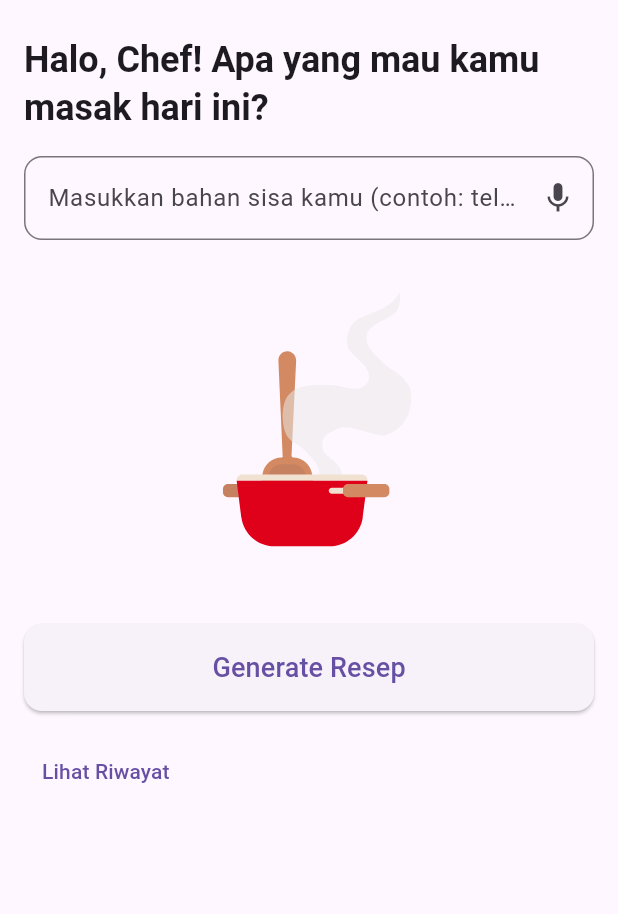
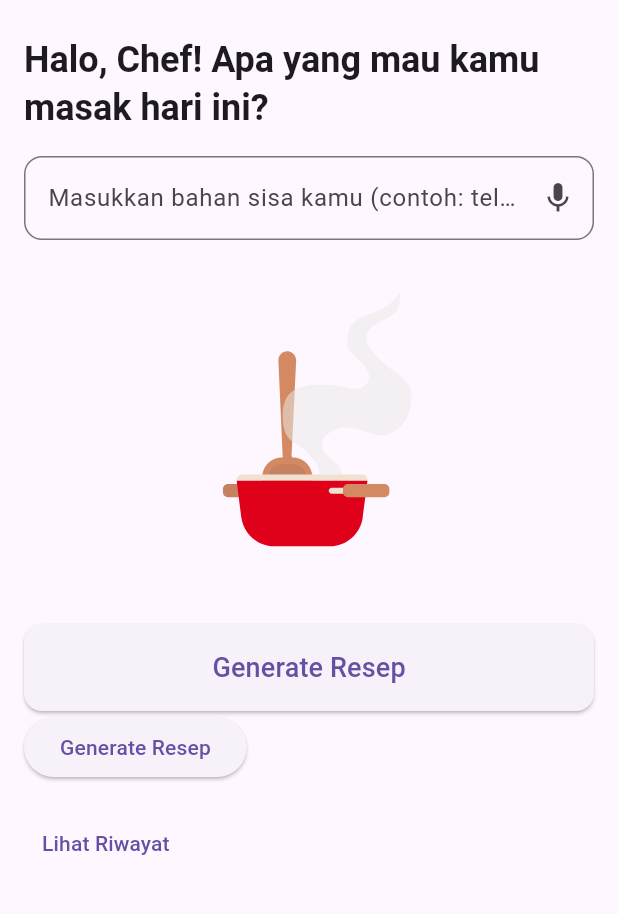
Before and after one commit to kfahmi77/pantry-chef, a Flutter app: the screen it shows after launch, after a tap on the "account circle" icon, on a phone screen of 412 x 824 dp, the part 72-986 px from its top. Run offline on Flutter 3.47's test engine with Material 3 defaults, Android fonts, the phone set to English and light mode, and no system bars; our stand-ins replace confetti, lottie; Roboto replaces fonts that are missing (Poppins).

Commit message:
ad animation

```diff
--- /dev/null
+++ b/lib/widgets/animated_button.dart
@@ -0,0 +1,61 @@
+import 'package:flutter/material.dart';
+
+class AnimatedButton extends StatefulWidget {
+  final VoidCallback onPressed;
+  final String text;
+
+  const AnimatedButton({
+    super.key,
+    required this.onPressed,
+    required this.text,
+  });
+
+  @override
+  _AnimatedButtonState createState() => _AnimatedButtonState();
+}
+
+class _AnimatedButtonState extends State<AnimatedButton>
+    with SingleTickerProviderStateMixin {
+  late AnimationController _controller;
+  late Animation<double> _scaleAnimation;
+
+  @override
+  void initState() {
+    super.initState();
+    _controller = AnimationController(
+      duration: const Duration(milliseconds: 200),
+      vsync: this,
+    );
+    _scaleAnimation = Tween<double>(begin: 1.0, end: 0.95).animate(_controller);
+  }
+
+  void _onTap() {
+    _controller.forward().then((_) {
+      _controller.reverse();
+      widget.onPressed();
+    });
+  }
+
+  @override
+  void dispose() {
+    _controller.dispose();
+    super.dispose();
+  }
+
+  @override
+  Widget build(BuildContext context) {
+    return AnimatedBuilder(
+      animation: _scaleAnimation,
+      builder: (context, child) {
+        return Transform.scale(
+          scale: _scaleAnimation.value,
+          child: child,
+        );
+      },
+      child: ElevatedButton(
+        onPressed: _onTap,
+        child: Text(widget.text),
+      ),
+    );
+  }
+}
--- a/pubspec.yaml
+++ b/pubspec.yaml
@@ -37,6 +37,7 @@ dependencies:
   cupertino_icons: ^1.0.8
   flutter_svg: ^2.0.17
   lottie: ^3.3.1
+  confetti: ^0.8.0
 
 dev_dependencies:
   flutter_test:
```
Also changed, not shown: assets/animations/boiling_pot.json (added, +1 -0 lines), lib/screens/history_screen.dart (+7 -3 lines), lib/screens/home_screen.dart (+21 -3 lines), lib/screens/loading_screen.dart (added, +95 -0 lines), lib/screens/recipe_result_screen.dart (+47 -39 lines), lib/widgets/confetti_screen.dart (added, +57 -0 lines), pubspec.lock.
